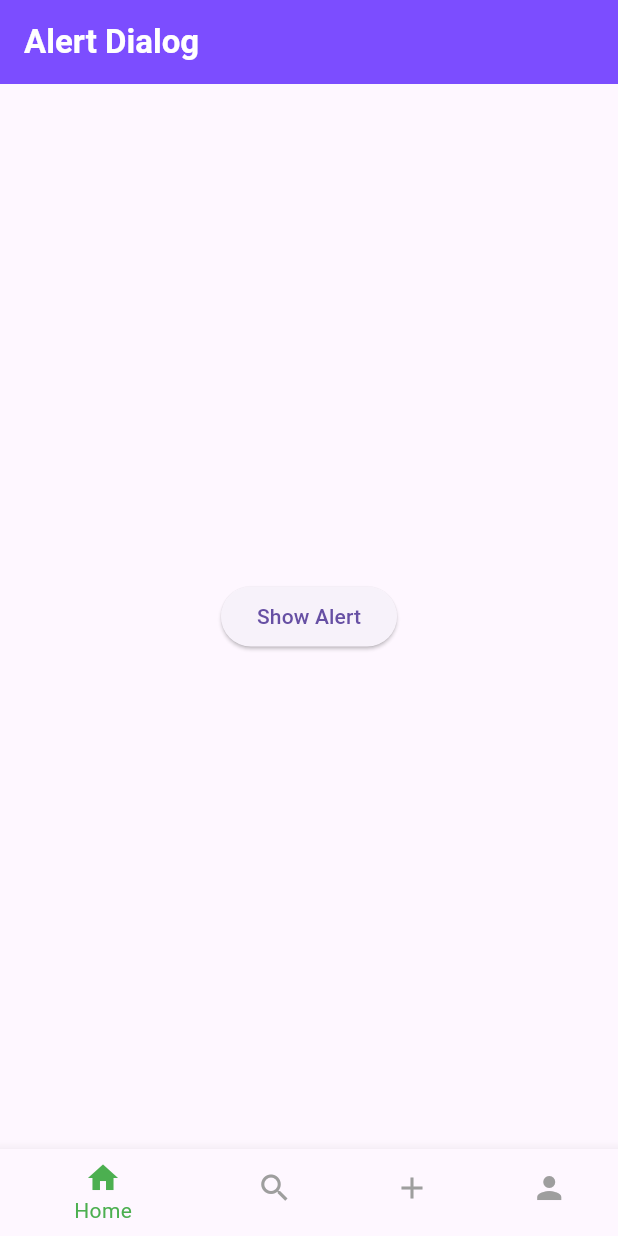
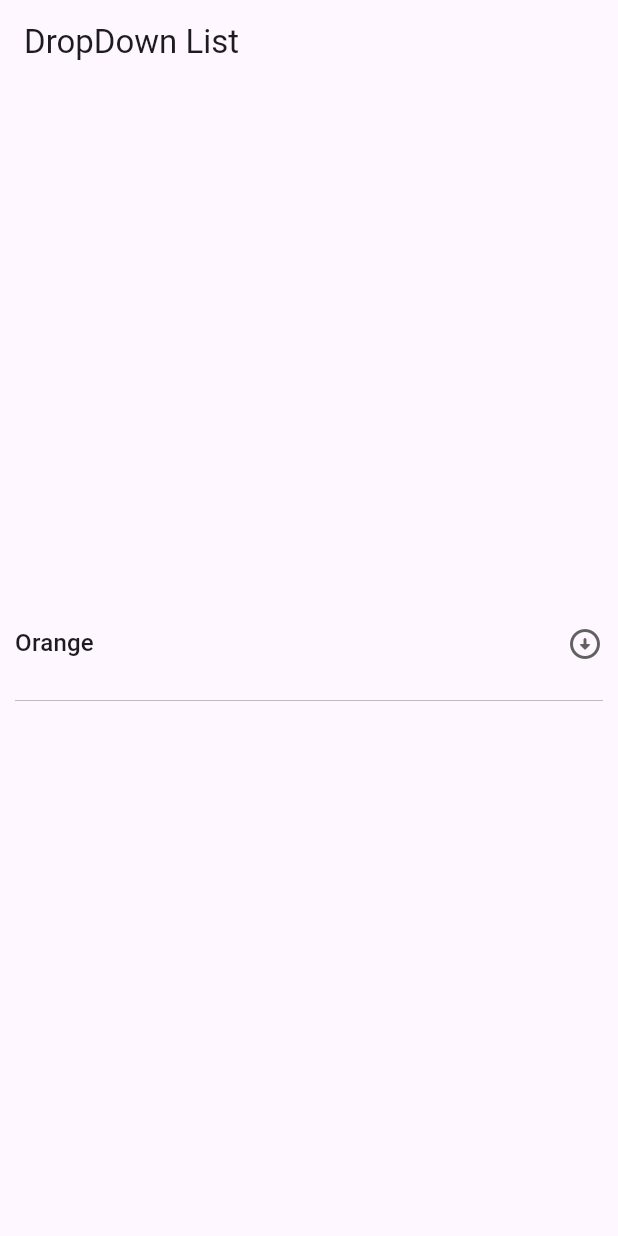
Before and after one commit to ASWINB2000/Flutter-Basics, a Flutter app: the screen it shows after launch, on a phone screen of 412 x 824 dp. Run offline on Flutter 3.47's test engine with Material 3 defaults, Android fonts, the phone set to English and light mode, and no system bars; our stand-ins replace animated_text_kit.

Commit message:
Implemented Drop down list

```diff
--- a/the_basics/lib/main.dart
+++ b/the_basics/lib/main.dart
@@ -5,6 +5,7 @@ import 'package:the_basics/widgets/alert.dart';
 import 'package:the_basics/widgets/animated_text.dart';
 import 'package:the_basics/widgets/bottom_nav.dart';
 import 'package:the_basics/widgets/bottom_sheet.dart';
+import 'package:the_basics/widgets/dropdown_list.dart';
 
 void main() => runApp(new MyApp());
 
@@ -17,7 +18,7 @@ class MyApp extends StatelessWidget {
       debugShowCheckedModeBanner: false,
       theme:
           ThemeData(brightness: Brightness.light, primaryColor: Colors.green),
-      home: BottomNav(),
+      home: DropDownWidget(),
     );
   }
 }
--- /dev/null
+++ b/the_basics/lib/widgets/dropdown_list.dart
@@ -0,0 +1,47 @@
+// ignore_for_file: use_super_parameters, prefer_const_constructors, library_private_types_in_public_api
+
+import 'package:flutter/material.dart';
+
+class DropDownWidget extends StatefulWidget {
+  const DropDownWidget({Key? key}) : super(key: key);
+
+  @override
+  _DropDownWidgetState createState() => _DropDownWidgetState();
+}
+
+class _DropDownWidgetState extends State<DropDownWidget> {
+  String selectedvalue = 'Orange';
+  @override
+  Widget build(BuildContext context) {
+    return Scaffold(
+      appBar: AppBar(
+        title: Text('DropDown List'),
+      ),
+      body: Center(
+        child: Column(mainAxisAlignment: MainAxisAlignment.center, children: [
+          Container(
+              margin: EdgeInsets.all(10),
+              height: 70,
+              // color: Colors.red,
+              width: MediaQuery.of(context).size.width,
+              child: DropdownButton<String>(
+                dropdownColor: Colors.grey.shade200,
+                isExpanded: true,
+                value: selectedvalue,
+                icon: Icon(Icons.arrow_circle_down_rounded),
+                onChanged: (String? newvalue) {
+                  setState(() {
+                    selectedvalue = newvalue!;
+                  });
+                },
+                items: <String>['Orange', 'Apple', 'Banana', 'Mango', 'Grapes']
+                    .map<DropdownMenuItem<String>>((String value) {
+                  return DropdownMenuItem<String>(
+                      value: value, child: Text(value));
+                }).toList(),
+              ))
+        ]),
+      ),
+    );
+  }
+}
```
